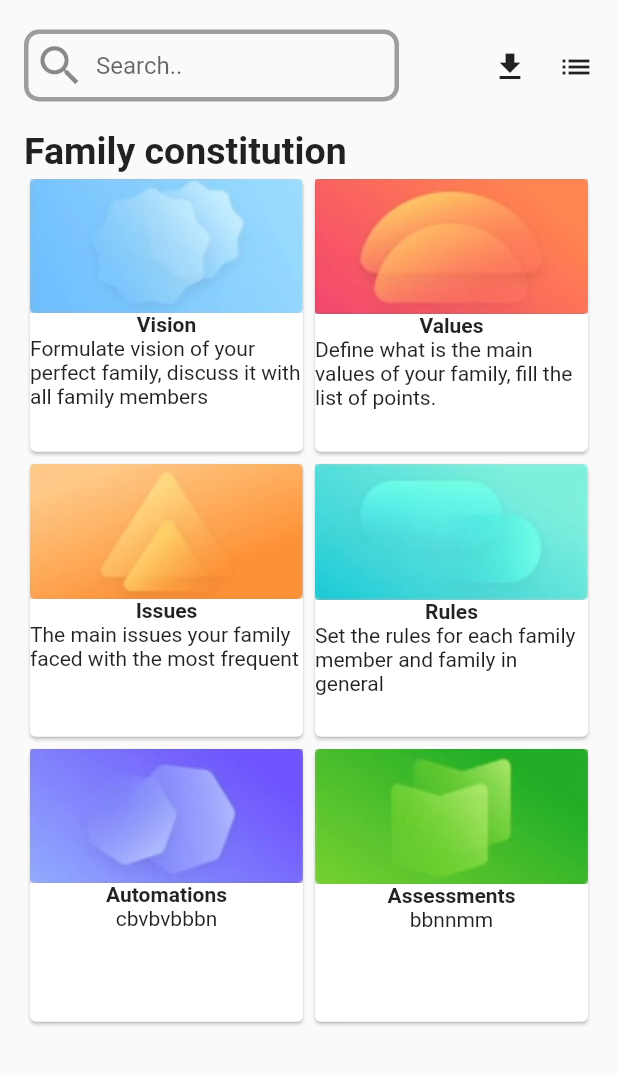
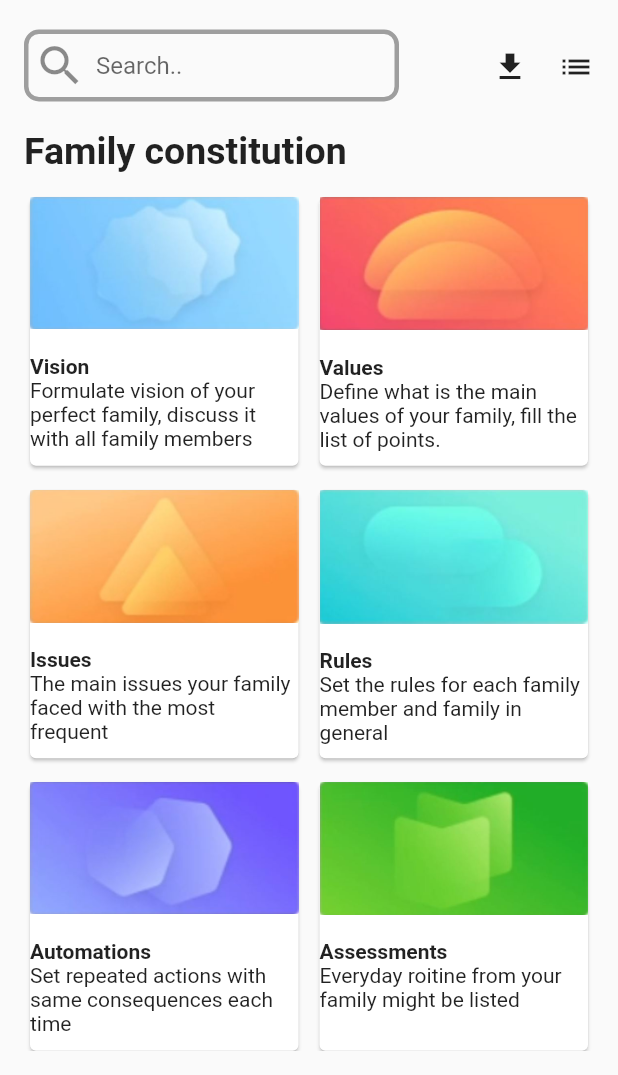
Before and after one commit to AnanyaSamanta09/library_ui, a Flutter app: the screen it shows after launch, on a phone screen of 412 x 824 dp, the part 161-1236 px from its top. Run offline on Flutter 3.47's test engine with Material 2 defaults, Android fonts, the phone set to English and light mode, and no system bars.

Commit message:
change of font weight of title and use of mainAxisSpacing and crossAxisSpacing

```diff
--- a/lib/Screens/customScreen.dart
+++ b/lib/Screens/customScreen.dart
@@ -1,4 +1,5 @@
 import 'package:flutter/material.dart';
+import 'package:library_ui/Screens/device_size.dart';
 import 'package:library_ui/dummy_Data/data.dart';
 
 class CustomScreen extends StatelessWidget {
@@ -8,16 +9,27 @@ class CustomScreen extends StatelessWidget {
   Widget build(BuildContext context) {
     return GridView.builder(gridDelegate: SliverGridDelegateWithFixedCrossAxisCount(
       crossAxisCount: 2,
+      mainAxisSpacing: 8,
+      crossAxisSpacing: 6
     ), itemBuilder:(BuildContext context, int index){
       return Card(
         child: Column(
+          crossAxisAlignment: CrossAxisAlignment.start,  //NOTE: for bringing the title from the start
           children: [
             Image.asset(cardlist[index].image),
+            SizedBox(
+              height: displayHeight(context)*0.02,
+            ),
             Text(cardlist[index].title,
               style: TextStyle(
                 fontWeight: FontWeight.bold
               ),
             ),
+
+          // SizedBox(
+          //   height: displayHeight(context)*0.0,
+          // ),
+
           Text(cardlist[index].desc)
 
           ],
--- a/lib/Screens/homePage.dart
+++ b/lib/Screens/homePage.dart
@@ -66,6 +66,10 @@ class HomePage extends StatelessWidget {
               ),
             ),
 
+            SizedBox(
+              height: displayHeight(context)*0.015,
+            ),
+
             Expanded(child: CustomScreen()),
           ],
         ),
--- a/lib/dummy_Data/data.dart
+++ b/lib/dummy_Data/data.dart
@@ -5,6 +5,6 @@ List<CardModel> cardlist = [
   CardModel(title: 'Values', image: 'assets/red_orange.jpeg', desc: 'Define what is the main values of your family, fill the list of points.'),
   CardModel(title: 'Issues', image: 'assets/orange.jpeg', desc: 'The main issues your family faced with the most frequent'),
   CardModel(title: 'Rules', image: 'assets/green.jpeg', desc: 'Set the rules for each family member and family in general'),
-  CardModel(title: 'Automations', image: 'assets/purple.jpeg', desc: 'cbvbvbbbn'),
-  CardModel(title: 'Assessments', image: 'assets/light_green.jpeg', desc: 'bbnnmm')
+  CardModel(title: 'Automations', image: 'assets/purple.jpeg', desc: 'Set repeated actions with same consequences each time'),
+  CardModel(title: 'Assessments', image: 'assets/light_green.jpeg', desc: 'Everyday roitine from your family might be listed')
 ];
```
